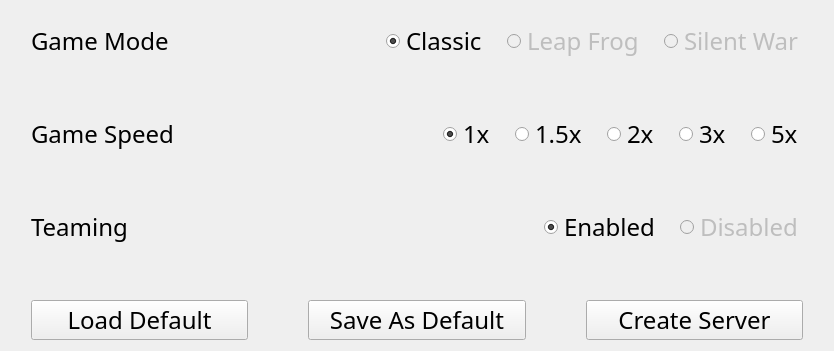
Old version of the form src/serverSettingsWindow/serverSettingsWindow.ui in the repository Generals-OI/Generals.OI.
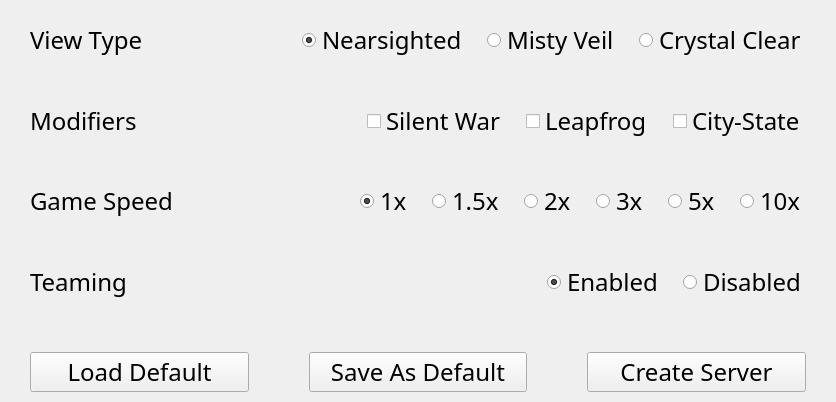
New version of the form.

Commit message:
feat: update `ServerSettingsWindow`
Modifiers are available now.
More ui improvements.

```diff
--- a/src/serverSettingsWindow/serverSettingsWindow.ui
+++ b/src/serverSettingsWindow/serverSettingsWindow.ui
@@ -6,14 +6,14 @@
    <rect>
     <x>0</x>
     <y>0</y>
-    <width>834</width>
-    <height>351</height>
+    <width>836</width>
+    <height>402</height>
    </rect>
   </property>
   <property name="minimumSize">
    <size>
-    <width>620</width>
-    <height>300</height>
+    <width>800</width>
+    <height>400</height>
    </size>
   </property>
   <property name="maximumSize">
@@ -32,7 +32,22 @@
   <property name="windowTitle">
    <string>ServerSettingsWindow</string>
   </property>
-  <layout class="QVBoxLayout" name="verticalLayout">
+  <layout class="QVBoxLayout" name="vlGameMode_2" stretch="10">
+   <property name="spacing">
+    <number>10</number>
+   </property>
+   <property name="leftMargin">
+    <number>10</number>
+   </property>
+   <property name="topMargin">
+    <number>10</number>
+   </property>
+   <property name="rightMargin">
+    <number>10</number>
+   </property>
+   <property name="bottomMargin">
+    <number>10</number>
+   </property>
    <item>
     <layout class="QVBoxLayout" name="vlWidgets">
      <property name="spacing">
@@ -58,7 +73,7 @@
        <item>
         <widget class="QLabel" name="lbGameMode">
          <property name="text">
-          <string>Game Mode</string>
+          <string>View Type</string>
          </property>
         </widget>
        </item>
@@ -78,7 +93,7 @@
        <item>
         <widget class="QRadioButton" name="rbClassic">
          <property name="text">
-          <string>Classic</string>
+          <string>Nearsighted</string>
          </property>
          <property name="checked">
           <bool>true</bool>
@@ -91,10 +106,10 @@
        <item>
         <widget class="QRadioButton" name="rbLeapFrog">
          <property name="enabled">
-          <bool>false</bool>
+          <bool>true</bool>
          </property>
          <property name="text">
-          <string>Leap Frog</string>
+          <string>Misty Veil</string>
          </property>
          <attribute name="buttonGroup">
           <string notr="true">bgGameMode</string>
@@ -104,14 +119,75 @@
        <item>
         <widget class="QRadioButton" name="rbSilentWar">
          <property name="enabled">
-          <bool>false</bool>
+          <bool>true</bool>
          </property>
+         <property name="text">
+          <string>Crystal Clear</string>
+         </property>
+         <attribute name="buttonGroup">
+          <string notr="true">bgViewType</string>
+         </attribute>
+        </widget>
+       </item>
+      </layout>
+     </item>
+     <item>
+      <spacer name="vsGameMode">
+       <property name="orientation">
+        <enum>Qt::Vertical</enum>
+       </property>
+       <property name="sizeHint" stdset="0">
+        <size>
+         <width>20</width>
+         <height>20</height>
+        </size>
+       </property>
+      </spacer>
+     </item>
+     <item>
+      <layout class="QHBoxLayout" name="hlModifiers">
+       <property name="spacing">
+        <number>20</number>
+       </property>
+       <item>
+        <widget class="QLabel" name="lbModifiers">
+         <property name="text">
+          <string>Modifiers</string>
+         </property>
+        </widget>
+       </item>
+       <item>
+        <spacer name="hsModifiers">
+         <property name="orientation">
+          <enum>Qt::Horizontal</enum>
+         </property>
+         <property name="sizeHint" stdset="0">
+          <size>
+           <width>40</width>
+           <height>20</height>
+          </size>
+         </property>
+        </spacer>
+       </item>
+       <item>
+        <widget class="QCheckBox" name="cbSilentWar">
          <property name="text">
           <string>Silent War</string>
          </property>
-         <attribute name="buttonGroup">
-          <string notr="true">bgGameMode</string>
-         </attribute>
+        </widget>
+       </item>
+       <item>
+        <widget class="QCheckBox" name="cbLeapfrog">
+         <property name="text">
+          <string>Leapfrog</string>
+         </property>
+        </widget>
+       </item>
+       <item>
+        <widget class="QCheckBox" name="cbCityState">
+         <property name="text">
+          <string>City-State</string>
+         </property>
         </widget>
        </item>
       </layout>
@@ -207,6 +283,16 @@
          </attribute>
         </widget>
        </item>
+       <item>
+        <widget class="QRadioButton" name="rbGameSpeed100">
+         <property name="text">
+          <string>10x</string>
+         </property>
+         <attribute name="buttonGroup">
+          <string notr="true">bgGameSpeed</string>
+         </attribute>
+        </widget>
+       </item>
       </layout>
      </item>
      <item>
@@ -263,7 +349,7 @@
        <item>
         <widget class="QRadioButton" name="lbTeamingDisabled">
          <property name="enabled">
-          <bool>false</bool>
+          <bool>true</bool>
          </property>
          <property name="text">
           <string>Disabled</string>
@@ -286,7 +372,7 @@
        <property name="sizeHint" stdset="0">
         <size>
          <width>20</width>
-         <height>30</height>
+         <height>40</height>
         </size>
        </property>
       </spacer>
```
Left out of the diff: 30 changed lines with no effect on the pictures. The commit also changes 6 other files.
